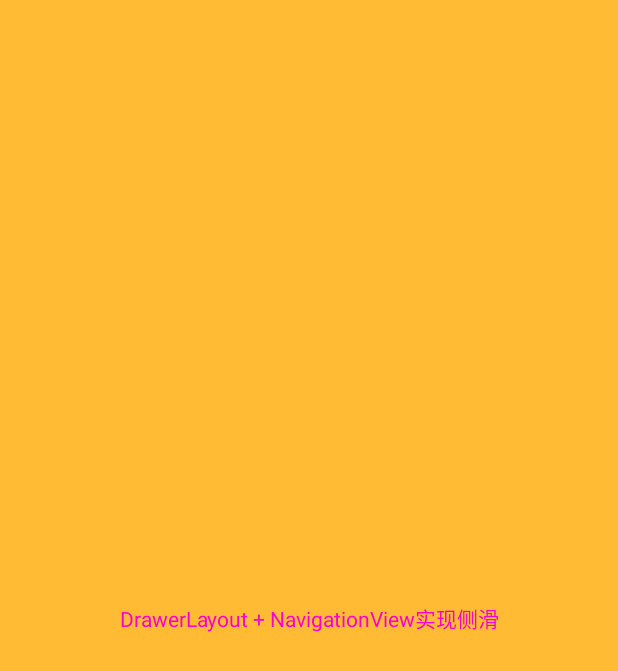
After one commit to HLQ-Struggle/MaterialDesignStudy, an Android app: the NavigationActivity screen opened directly, with no data from a screen before it, on a phone screen of 412 x 824 dp. The commit adds this screen. Shown: the top 671 px of the screen. Run offline under Robolectric (Android 15) with nearby library versions, the phone set to English and light mode, and no system bars.

Commit message:
新增DrawerLayout+NavigationView实现侧滑

```diff
--- a/app/build.gradle
+++ b/app/build.gradle
@@ -28,5 +28,6 @@
     compile 'com.android.support.constraint:constraint-layout:1.0.2'
     compile 'com.android.support:appcompat-v7:23.0.0'
     compile 'com.android.support:recyclerview-v7:23.0.0'
+    compile 'com.android.support:design:23.0.0'
     testCompile 'junit:junit:4.12'
 }
--- a/app/src/main/AndroidManifest.xml
+++ b/app/src/main/AndroidManifest.xml
@@ -21,7 +21,8 @@
         <activity android:name=".activity.ChangeRecycleViewActivity" />
         <activity android:name=".activity.WrapRecycleViewActivity" />
         <activity android:name=".itemtouch.ItemTouchActivity" />
-        <activity android:name=".drawerlayout.DrawerLayoutActivity"/>
+        <activity android:name=".drawerlayout.DrawerLayoutActivity" />
+        <activity android:name=".navigationview.NavigationActivity"></activity>
     </application>
 
 </manifest>
--- a/app/src/main/java/com/materialdesignstudy/activity/MainActivity.java
+++ b/app/src/main/java/com/materialdesignstudy/activity/MainActivity.java
@@ -9,6 +9,7 @@
 import com.materialdesignstudy.R;
 import com.materialdesignstudy.drawerlayout.DrawerLayoutActivity;
 import com.materialdesignstudy.itemtouch.ItemTouchActivity;
+import com.materialdesignstudy.navigationview.NavigationActivity;
 
 public class MainActivity extends AppCompatActivity {
 
@@ -48,4 +49,8 @@
         startActivity(new Intent(MainActivity.this, DrawerLayoutActivity.class));
     }
 
+    public void useNavigationView(View view) {
+        startActivity(new Intent(MainActivity.this, NavigationActivity.class));
+    }
+
 }
--- a/app/src/main/java/com/materialdesignstudy/drawerlayout/DrawerLayoutActivity.java
+++ b/app/src/main/java/com/materialdesignstudy/drawerlayout/DrawerLayoutActivity.java
@@ -34,7 +34,7 @@
         // 同步状态
         drawerToggle.syncState();
         // 设置侧滑监听
-//        mDrawerLayout.setDrawerListener(drawerToggle);
+        mDrawerLayout.setDrawerListener(drawerToggle);
 
         mDrawerLayout.setDrawerListener(new DrawerLayout.DrawerListener() {
             @Override
--- /dev/null
+++ b/app/src/main/java/com/materialdesignstudy/navigationview/NavigationActivity.java
@@ -0,0 +1,15 @@
+package com.materialdesignstudy.navigationview;
+
+import android.support.v7.app.AppCompatActivity;
+import android.os.Bundle;
+
+import com.materialdesignstudy.R;
+
+public class NavigationActivity extends AppCompatActivity {
+
+    @Override
+    protected void onCreate(Bundle savedInstanceState) {
+        super.onCreate(savedInstanceState);
+        setContentView(R.layout.activity_navugation);
+    }
+}
--- a/app/src/main/res/layout/activity_main.xml
+++ b/app/src/main/res/layout/activity_main.xml
@@ -42,4 +42,10 @@
         android:onClick="userMDDrawerLayout"
         android:text="MaterialDesign侧滑" />
 
+    <Button
+        android:layout_width="match_parent"
+        android:layout_height="wrap_content"
+        android:onClick="useNavigationView"
+        android:text="NavigationView使用" />
+
 </LinearLayout>
--- /dev/null
+++ b/app/src/main/res/layout/activity_navugation.xml
@@ -0,0 +1,33 @@
+<?xml version="1.0" encoding="utf-8"?>
+<android.support.v4.widget.DrawerLayout xmlns:android="http://schemas.android.com/apk/res/android"
+    xmlns:app="http://schemas.android.com/apk/res-auto"
+    xmlns:tools="http://schemas.android.com/tools"
+    android:layout_width="match_parent"
+    android:layout_height="match_parent"
+    tools:context="com.materialdesignstudy.navigationview.NavigationActivity">
+
+    <!-- 内容部分 -->
+    <FrameLayout
+        android:id="@+id/id_nv_frame"
+        android:layout_width="match_parent"
+        android:layout_height="match_parent"
+        android:background="@android:color/holo_orange_light">
+
+        <TextView
+            android:layout_width="match_parent"
+            android:layout_height="match_parent"
+            android:gravity="center"
+            android:text="DrawerLayout + NavigationView实现侧滑" />
+
+    </FrameLayout>
+
+    <!-- 菜单部分 -->
+    <android.support.design.widget.NavigationView
+        android:layout_width="wrap_content"
+        android:layout_height="match_parent"
+        android:layout_gravity="start"
+        android:background="#666"
+        app:headerLayout="@layout/navigation_head"
+        app:menu="@menu/navigation_menu" />
+
+</android.support.v4.widget.DrawerLayout>
--- /dev/null
+++ b/app/src/main/res/menu/navigation_menu.xml
@@ -0,0 +1,33 @@
+<?xml version="1.0" encoding="utf-8"?>
+<menu xmlns:android="http://schemas.android.com/apk/res/android">
+
+    <item
+        android:id="@+id/action_gallery"
+        android:icon="@android:drawable/ic_menu_gallery"
+        android:orderInCategory="100"
+        android:title="Gallery" />
+    <item
+        android:id="@+id/action_info_details"
+        android:icon="@android:drawable/ic_menu_info_details"
+        android:orderInCategory="100"
+        android:title="个人详情" />
+    <item
+        android:id="@+id/action_about"
+        android:icon="@android:drawable/ic_menu_help"
+        android:orderInCategory="100"
+        android:title="个人帮助" />
+
+    <item
+        android:icon="@android:drawable/ic_dialog_email"
+        android:orderInCategory="100"
+        android:title="交友">
+        <menu>
+            <item
+                android:icon="@android:drawable/ic_menu_call"
+                android:title="Call Me" />
+            <item
+                android:icon="@android:drawable/ic_menu_camera"
+                android:title="Take Pic" />
+        </menu>
+    </item>
+</menu>
```
Also changed, not shown: app/src/main/res/layout/navigation_head.xml (added, +30 -0 lines).
